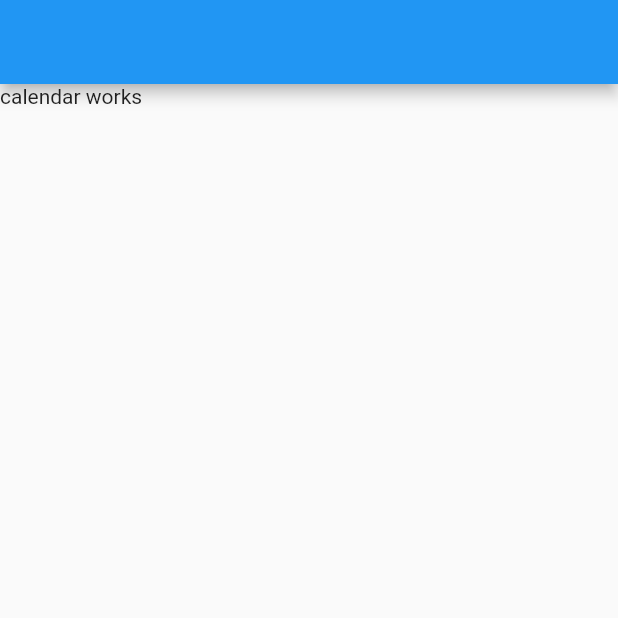
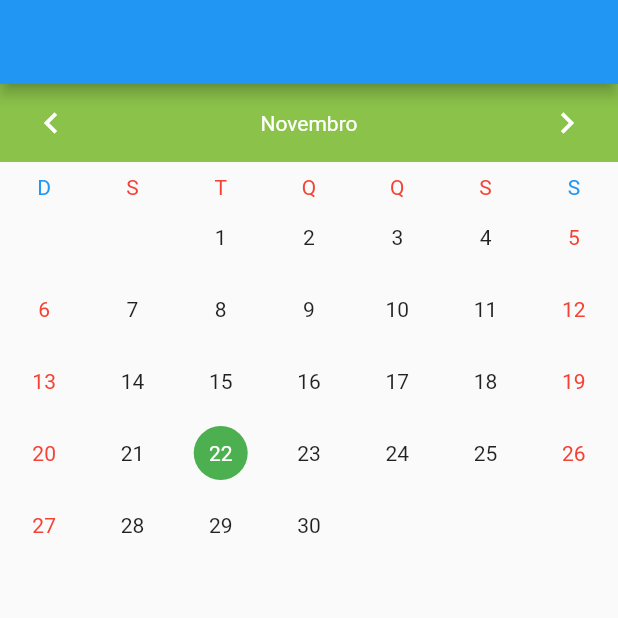
Before and after one commit to Firekepr/Project_How_Many_I_Spend, a Flutter app: the screen it shows after launch, on a phone screen of 412 x 824 dp, the top half of it. Run offline on Flutter 3.47's test engine with Material 2 defaults, Android fonts, the phone set to English and light mode, and no system bars; drawn by our look-alikes of table_calendar.

Commit message:
show calendar - 1

```diff
--- /dev/null
+++ b/lib/app.dart
@@ -0,0 +1,28 @@
+import 'package:flutter/cupertino.dart';
+import 'package:flutter/material.dart';
+import 'package:how_many_i_spend/pages/home/home.dart';
+
+class MyApp extends StatelessWidget {
+  const MyApp({Key? key}) : super(key: key);
+
+  // This widget is the root of your application.
+  @override
+  Widget build(BuildContext context) {
+    return MaterialApp(
+      title: 'Flutter Demo',
+      theme: ThemeData(
+        // This is the theme of your application.
+        //
+        // Try running your application with "flutter run". You'll see the
+        // application has a blue toolbar. Then, without quitting the app, try
+        // changing the primarySwatch below to Colors.green and then invoke
+        // "hot reload" (press "r" in the console where you ran "flutter run",
+        // or simply save your changes to "hot reload" in a Flutter IDE).
+        // Notice that the counter didn't reset back to zero; the application
+        // is not restarted.
+        primarySwatch: Colors.blue,
+      ),
+      home: const Home(),
+    );
+  }
+}
--- /dev/null
+++ b/lib/global.dart
@@ -0,0 +1,6 @@
+class Global {
+
+  static DateTime scaleMonthSelected = DateTime.now();
+  static DateTime selectedDay = DateTime.now();
+
+}
--- a/lib/main.dart
+++ b/lib/main.dart
@@ -1,31 +1,26 @@
 import 'package:flutter/material.dart';
-import 'package:how_many_i_spend/pages/home/home.dart';
+import 'package:how_many_i_spend/services/provider-calendar.dart';
+import 'package:provider/provider.dart';
+import 'package:intl/date_symbol_data_local.dart';
+import 'package:intl/intl.dart';
 
-void main() {
-  runApp(const MyApp());
+import 'app.dart';
+
+void main() async {
+
+  WidgetsFlutterBinding.ensureInitialized();
+
+  Intl.defaultLocale = 'pt_BR';
+  initializeDateFormatting('pt_BR', null).then((_) =>
+      runApp(
+        MultiProvider(
+          providers: [
+            ChangeNotifierProvider<ProviderCalendar>(
+              create: (_) => ProviderCalendar(),
+            ),
+          ],
+          child: const MyApp(),
+        ),
+      ),
+  );
 }
-
-class MyApp extends StatelessWidget {
-  const MyApp({Key? key}) : super(key: key);
-
-  // This widget is the root of your application.
-  @override
-  Widget build(BuildContext context) {
-    return MaterialApp(
-      title: 'Flutter Demo',
-      theme: ThemeData(
-        // This is the theme of your application.
-        //
-        // Try running your application with "flutter run". You'll see the
-        // application has a blue toolbar. Then, without quitting the app, try
-        // changing the primarySwatch below to Colors.green and then invoke
-        // "hot reload" (press "r" in the console where you ran "flutter run",
-        // or simply save your changes to "hot reload" in a Flutter IDE).
-        // Notice that the counter didn't reset back to zero; the application
-        // is not restarted.
-        primarySwatch: Colors.blue,
-      ),
-      home: const Home(),
-    );
-  }
-}
--- a/lib/pages/calendar.dart
+++ /dev/null
@@ -1,15 +0,0 @@
-import 'package:flutter/material.dart';
-
-class Calendar extends StatefulWidget {
-  const Calendar({Key? key}) : super(key: key);
-
-  @override
-  State<Calendar> createState() => _CalendarState();
-}
-
-class _CalendarState extends State<Calendar> {
-  @override
-  Widget build(BuildContext context) {
-    return Text('calendar works');
-  }
-}
--- /dev/null
+++ b/lib/pages/calendar/calendar.dart
@@ -0,0 +1,60 @@
+import 'package:flutter/material.dart';
+import 'package:how_many_i_spend/pages/calendar/components/table-calendar-component.dart';
+import 'package:how_many_i_spend/services/provider-calendar.dart';
+import 'package:provider/provider.dart';
+
+import '../../global.dart';
+
+class Calendar extends StatefulWidget {
+  const Calendar({Key? key}) : super(key: key);
+
+  @override
+  State<Calendar> createState() => _CalendarState();
+}
+
+class _CalendarState extends State<Calendar> {
+
+  @override
+  Widget build(BuildContext context) {
+    return Consumer<ProviderCalendar>(
+        builder: (BuildContext calendarContext, ProviderCalendar values, Widget? child) {
+          return Scaffold(
+            body: TableCalendarComponent(
+              events: values.calendarEvents,
+              daySpotlight: Global.scaleMonthSelected,
+              monthFirstDay: monthFirstDay(),
+              onDaySelected: _onDaySelected,
+              onChangeMonth: _onChangeMonth,
+              minSize: false,
+            ),
+          );
+        }
+    );
+  }
+
+  void _onDaySelected(DateTime dayOne, DateTime dayTwo) {
+    Global.scaleMonthSelected = dayOne;
+    Global.selectedDay = dayOne;
+    _updateScaleList(dayOne);
+  }
+
+  Future<void> _updateScaleList(DateTime date) async {
+    // List<Scale> scales = _calendarService.getDayScales(date);
+    //
+    // WidgetsBinding.instance?.addPostFrameCallback((_) {
+    //   Provider.of<ProviderCalendar>(context, listen: false).setScaleListByDay(scales);
+    // });
+
+    setState(() {
+      Global.selectedDay = date;
+    });
+  }
+
+  Future<void> _onChangeMonth(DateTime firstDay) async {}
+
+  DateTime monthFirstDay() {
+    DateTime today = DateTime.parse('2019-01-01');
+
+    return today;
+  }
+}
--- /dev/null
+++ b/lib/pages/calendar/components/table-calendar-component.dart
@@ -0,0 +1,242 @@
+import 'package:flutter/material.dart';
+import 'package:how_many_i_spend/services/colors-service.dart';
+import 'package:how_many_i_spend/services/utils-service.dart';
+import 'package:intl/intl.dart';
+import 'package:table_calendar/table_calendar.dart';
+
+class TableCalendarComponent extends StatelessWidget {
+  final Map<DateTime, List<dynamic>> events;
+  final DateTime daySpotlight;
+  final DateTime monthFirstDay;
+  final void Function(DateTime selectDay, DateTime focusDay) onDaySelected;
+  final void Function(DateTime firstDay) onChangeMonth;
+  final bool minSize;
+
+  const TableCalendarComponent({
+    Key? key,
+    required this.events,
+    required this.daySpotlight,
+    required this.monthFirstDay,
+    required this.onDaySelected,
+    required this.onChangeMonth,
+    required this.minSize,
+  }) : super(key: key);
+
+  @override
+  Widget build(BuildContext context) {
+    DateTime selectedDay = daySpotlight;
+    CalendarFormat format = CalendarFormat.month;
+
+    final Map<CalendarFormat, String> availableCalendarFormats = {
+      CalendarFormat.month: 'Mês',
+      // CalendarFormat.week: 'Sem',
+    };
+
+    return TableCalendar(
+      firstDay: monthFirstDay,
+      lastDay: DateTime.utc(2099, 10, 20),
+      focusedDay: daySpotlight,
+      locale: 'pt-Br',
+      calendarFormat: format,
+      eventLoader: _getEvents,
+      availableCalendarFormats: availableCalendarFormats,
+      onDaySelected: onDaySelected,
+      onPageChanged: onChangeMonth,
+
+      //Controls calendar size:
+      daysOfWeekHeight: minSize ? 16.0 : 18.0,
+      rowHeight: minSize ? 46 : 48,
+
+      selectedDayPredicate: (DateTime date) {
+        return isSameDay(selectedDay, date);
+      },
+
+      calendarBuilders: CalendarBuilders(
+          markerBuilder: (BuildContext context, DateTime date, List<dynamic> events) {
+            List<int> item = [];
+            List<Color> itemColor = [];
+
+            if (events.isNotEmpty) {
+              final UtilsService _utils = UtilsService();
+
+              Color colorWithCheckIn = ColorsService.lightGreenScale;
+              Color colorWithoutCheckIn = ColorsService.deepRedScale;
+              Color colorWithoutCheckout = ColorsService.lightBlueScale;
+              Color colorWithoutConfirm = ColorsService.lightYellowScale;
+              Color colorFutureConfirmed = ColorsService.deepBlueScale;
+
+              int scaleComplete = 0;
+              int scaleWithoutCheckIn = 0;
+              int scaleWithoutCheckout = 0;
+              int scaleNeedConfirm = 0;
+              int scaleFutureConfirmed = 0;
+
+              for (var element in events) {
+                if (_utils.now().isAfter(_utils.transformStringToDateWithoutHourAndNow(element.dt_item))) {
+                  if (element.dt_checkin.isEmpty) {
+                    scaleWithoutCheckIn += 1;
+                  } else if (element.dt_checkout.isEmpty) {
+                    scaleWithoutCheckout += 1;
+                  } else {
+                    scaleComplete += 1;
+                  }
+
+                } else if (element.fl_mostrar_botao_confirmar && !element.fl_profissional_aceite) {
+                  scaleNeedConfirm += 1;
+                } else if (!element.fl_mostrar_botao_confirmar && !element.fl_profissional_aceite
+                    ||!element.fl_mostrar_botao_confirmar && element.fl_profissional_aceite
+                    || element.fl_mostrar_botao_confirmar && !element.fl_profissional_aceite
+                    || element.fl_mostrar_botao_confirmar && element.fl_profissional_aceite){
+                  scaleFutureConfirmed += 1;
+                } else {
+                  scaleComplete += 1;
+                }
+              }
+              if (scaleWithoutCheckIn != 0) {
+                item.add(scaleWithoutCheckIn);
+                itemColor.add(colorWithoutCheckIn);
+              }
+
+              if (scaleWithoutCheckout > 0) {
+                item.add(scaleWithoutCheckout);
+                itemColor.add(colorWithoutCheckout);
+              }
+
+              if (scaleComplete > 0) {
+                item.add(scaleComplete);
+                itemColor.add(colorWithCheckIn);
+              }
+
+              if (scaleNeedConfirm > 0) {
+                item.add(scaleNeedConfirm);
+                itemColor.add(colorWithoutConfirm);
+              }
+
+              if (scaleFutureConfirmed > 0) {
+                item.add(scaleFutureConfirmed);
+                itemColor.add(colorFutureConfirmed);
+              }
+            }
+
+            return ListView.builder(
+              shrinkWrap: true,
+              scrollDirection: Axis.horizontal,
+              itemCount: item.length,
+              itemBuilder: (context, index) {
+                Color text = Colors.white;
+
+                if(itemColor[index] == Colors.yellow ||
+                    itemColor[index] == Colors.blue) {
+                  text = Colors.black;
+                }
+
+                return Container(
+                  alignment: Alignment.center,
+                  margin:  minSize
+                      ? const EdgeInsets.only(top: 28.0)
+                      : const EdgeInsets.only(top: 32.0),
+
+                  padding: minSize
+                      ? const EdgeInsets.only(bottom: 4)
+                      : const EdgeInsets.all(0.5),
+
+                  width: minSize ? 12 : 15,
+                  height: minSize ? 28 : 20,
+                  decoration: BoxDecoration(
+                    shape: BoxShape.circle,
+                    color: itemColor[index],
+                  ),
+                  child: Text(
+                    item[index].toString(),
+                    style: TextStyle(color: text, fontSize: 14),
+                  ),
+                );
+              },
+            );
+          }),
+
+      headerVisible: true,
+      pageJumpingEnabled: true,
+      pageAnimationEnabled: true,
+      daysOfWeekVisible: true,
+
+      headerStyle: HeaderStyle(
+        titleTextStyle: const TextStyle(color: Colors.white),
+        titleTextFormatter: (date, locale) => _getHeaderTitle(date, locale),
+        headerPadding: const EdgeInsets.only(bottom: 0),
+
+
+        titleCentered: true,
+        formatButtonVisible: true,
+        rightChevronVisible: true,
+        formatButtonShowsNext: true,
+
+        decoration: const BoxDecoration(
+          color: Colors.lightGreen,
+          // borderRadius: BorderRadius.only(
+          //     topLeft: Radius.circular(10),
+          //     topRight: Radius.circular(10),
+          // ),
+        ),
+
+        formatButtonTextStyle: const TextStyle(color: Colors.white, fontSize: 16.0),
+
+        headerMargin: const EdgeInsets.only(bottom: 8.0),
+        leftChevronIcon: const Icon(
+          Icons.chevron_left,
+          color: Colors.white,
+          size: 28,
+        ),
+        rightChevronIcon: const Icon(
+          Icons.chevron_right,
+          color: Colors.white,
+          size: 28,
+        ),
+      ),
+
+      calendarStyle: CalendarStyle(
+
+        weekendTextStyle: const TextStyle(color: Colors.red),
+        cellPadding: const EdgeInsets.only(top: 0.0),
+
+
+        outsideDaysVisible: false,
+        isTodayHighlighted: true,
+
+        selectedTextStyle: const TextStyle(color: Colors.white),
+        selectedDecoration: const BoxDecoration(
+          shape: BoxShape.circle,
+          color: Colors.green,
+        ),
+
+        todayTextStyle: const TextStyle(color: Colors.black),
+        todayDecoration: BoxDecoration(
+          shape: BoxShape.circle,
+          border: Border.all(color: Colors.black),
+        ),
+      ),
+
+      daysOfWeekStyle: DaysOfWeekStyle(
+        weekdayStyle: const TextStyle(color: Colors.red),
+        weekendStyle: const TextStyle(color: Colors.blue),
+        dowTextFormatter: (date, locale) => _getDayOfWeekText(date, locale),
+      ),
+    );
+  }
+
+  String _getDayOfWeekText(DateTime date, dynamic locale) {
+    String day = DateFormat('EEEE', locale).format(date);
+    return day[0].toUpperCase();
+  }
+
+  String _getHeaderTitle(DateTime date, dynamic locale) {
+    String title = DateFormat('MMMM', locale).format(date);
+    return title.replaceFirst(RegExp(title[0]), title[0].toUpperCase(), 0);
+  }
+
+  List<dynamic> _getEvents(DateTime date) {
+    DateTime day = DateTime.parse(date.toString().substring(0, date.toString().length - 1));
+
+    return events[day] ?? [];
+  }
+}
--- /dev/null
+++ b/lib/services/colors-service.dart
@@ -0,0 +1,15 @@
+import 'dart:ui';
+
+import 'package:flutter/material.dart';
+
+class ColorsService {
+
+  //Calendar Colors {
+  static const Color deepBlueScale = Colors.blue;
+  static const Color lightBlueScale = Color.fromRGBO(159, 204, 236, 1.0);
+  static const Color deepRedScale = Color.fromRGBO(247, 47, 47, 1);
+  static Color lightYellowScale = Colors.yellow.shade600;
+  static const Color lightGreenScale = Color.fromRGBO(14, 216, 176, 1);
+// }
+
+}
--- a/lib/services/pages-service.dart
+++ b/lib/services/pages-service.dart
@@ -1,5 +1,5 @@
 import 'package:flutter/material.dart';
-import 'package:how_many_i_spend/pages/calendar.dart';
+import 'package:how_many_i_spend/pages/calendar/calendar.dart';
 
 List<Widget> getPages(PageController pageController, void Function() goBack) {
   return [
--- /dev/null
+++ b/lib/services/provider-calendar.dart
@@ -0,0 +1,12 @@
+import 'package:flutter/material.dart';
+
+class ProviderCalendar extends ChangeNotifier {
+
+  Map<DateTime, List<dynamic>> _eventList = {};
+  Map<DateTime, List<dynamic>>  get calendarEvents => _eventList;
+  setEventListResult(Map<DateTime, List<dynamic>> list){
+    _eventList = list;
+    notifyListeners();
+  }
+
+}
--- /dev/null
+++ b/lib/services/utils-service.dart
@@ -0,0 +1,22 @@
+import 'package:intl/intl.dart';
+
+class UtilsService{
+
+  final DateFormat formatterDayHourSQLite = DateFormat('yyyy-MM-dd HH:mm:ss', "pt-Br");
+  final DateFormat formatterDayHourPtBr = DateFormat('dd/MM/yyyy HH:mm:ss', "pt-Br");
+
+  DateTime now() {
+    return DateTime.now().toLocal();
+  }
+
+  DateTime transformStringToDateWithoutHourAndNow(String param) {
+    DateFormat formatter = formatterDayHourSQLite;
+    if (param.contains("/")) {
+      formatter = formatterDayHourPtBr;
+    }
+
+    DateFormat formatter2 = DateFormat('HH:mm:ss', "pt-Br");
+    return formatter.parse(param + ' ' + formatter2.format(DateTime.now()));
+  }
+
+}
--- a/pubspec.yaml
+++ b/pubspec.yaml
@@ -36,9 +36,11 @@ dependencies:
   cupertino_icons: ^1.0.2
   sqflite: ^2.0.2 #  https://pub:dev/packages/sqflite:
   path_provider: ^2.0.11 #  https://pub:dev/packages/path_provider:
+  material_design_icons_flutter: ^5.0.6996 # https://pub.dev/packages/material_design_icons_flutter
   table_calendar: ^3.0.6 #https://pub.dev/packages/table_calendar
   intl: ^0.17.0 #https://pub.dev/packages/intl
   page_transition: ^2.0.9 #https://pub.dev/packages/page_transition
+  provider: ^6.0.3 # https://pub.dev/packages/provider
 
 dev_dependencies:
   flutter_test:
```
Also changed, not shown: pubspec.lock, 1 other file.
